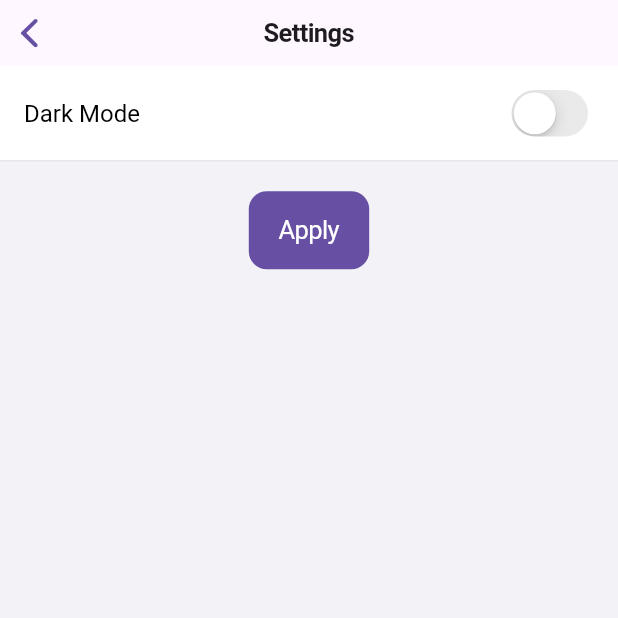
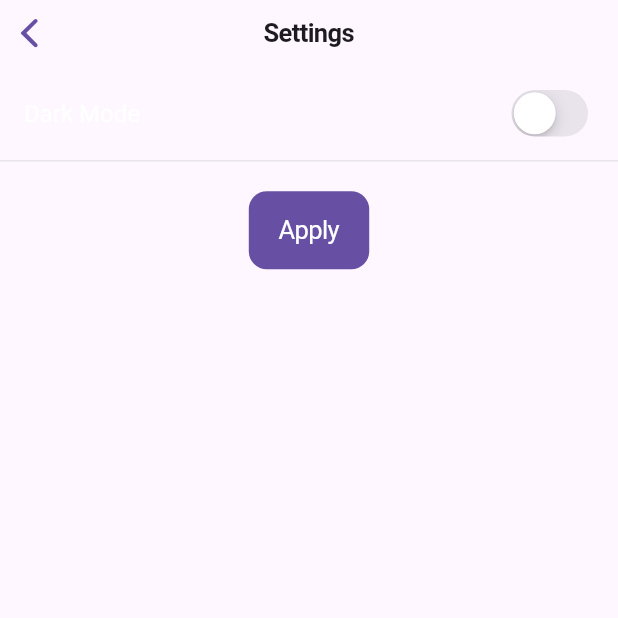
Before and after one commit to Chris-cod/LectorAI, a Flutter app: the HomePage screen opened directly with empty values, after a tap on the "settings" icon, on a phone screen of 412 x 824 dp, the top half of it. Run offline on Flutter 3.47's test engine with Material 3 defaults, Android fonts, the phone set to English and light mode, and no system bars; our stand-ins replace camera, shared_preferences; missing offline and left inert: dart:ffi, flutter_pdfview; accounts and stored records are empty; network calls fail.

Commit message:
edit the color in Home Page

```diff
--- a/lib/seiten/HomePage/home_page.dart
+++ b/lib/seiten/HomePage/home_page.dart
@@ -55,7 +55,7 @@ class _HomePageState extends State<HomePage> {
 
   AppBar _buildAppBar() {
     return AppBar(
-      backgroundColor: const Color(0xFF48CAE4),
+      //backgroundColor: const Color(0xFF48CAE4),
       leading: Padding(
         padding: const EdgeInsets.all(5.0),
         child: const Icon(Icons.person, size: 48.0),
@@ -79,16 +79,16 @@ class _HomePageState extends State<HomePage> {
 
   Widget _buildBody(BuildContext context) {
     return Container(
-      color: const Color(0xFF0077B6),
+      //color: const Color(0xFF0077B6),
       padding: const EdgeInsets.all(16.0),
       child: Column(
         crossAxisAlignment: CrossAxisAlignment.start,
         children: [
           const Text('Dokument einscannen', style: TextStyle(fontSize: 20, fontWeight: FontWeight.bold)),
-          const Divider(color: Colors.black),
+     //     const Divider(color: Colors.black),
           _buildCameraButton(),
           const Text('Betreute Klassen', style: TextStyle(fontSize: 20, fontWeight: FontWeight.bold)),
-          const Divider(color: Colors.black),
+    //      const Divider(color: Colors.black),
           _buildClassButtons(context),
         ],
       ),
@@ -112,7 +112,7 @@ class _HomePageState extends State<HomePage> {
             height: 130,
             padding: const EdgeInsets.all(5.0),
             decoration: BoxDecoration(
-              color: const Color(0xff48CAE4),
+          //    color: const Color(0xff48CAE4),
               borderRadius: BorderRadius.circular(20),
             ),
             child: const Center(child: Icon(Icons.camera_alt_rounded, size: cameraIconSize)),
@@ -148,8 +148,8 @@ class _HomePageState extends State<HomePage> {
         Navigator.push(context, MaterialPageRoute(builder: (context) => Schuelern(klasseId: id, token: widget.lehrer.tokenRaw, lehrerId: widget.lehrer.lehrerId, klasseName: label,)));
       },
       style: ElevatedButton.styleFrom(
-        foregroundColor: const Color.fromARGB(255, 0, 0, 0), // Textfarbe
-        backgroundColor: const Color(0xff48CAE4), // Hintergrundfarbe
+    //    foregroundColor: const Color.fromARGB(255, 0, 0, 0), // Textfarbe
+   //     backgroundColor: const Color(0xff48CAE4), // Hintergrundfarbe
         minimumSize: const Size(110, 110), // Minimale Größe
         shape: RoundedRectangleBorder(borderRadius: BorderRadius.circular(20)), // Abgerundete Ecken
       ),
@@ -159,7 +159,7 @@ class _HomePageState extends State<HomePage> {
 
   Widget build_setting(BuildContext context) {
     return Scaffold(
-      backgroundColor: const Color(0xFF0077B6),
+     // backgroundColor: const Color(0xFF0077B6),
       body: SafeArea(
         child: Column(
           mainAxisAlignment: MainAxisAlignment.center,
@@ -168,7 +168,7 @@ class _HomePageState extends State<HomePage> {
               'LectorAI',
               textAlign: TextAlign.center,
               style: TextStyle(
-                  color: Colors.white, // Anpassung der Textfarbe zu Weiß
+       //           color: Colors.white, // Anpassung der Textfarbe zu Weiß
                   fontSize: 66,
                   fontWeight: FontWeight.bold // Optional: Fettdruck hinzufügen
               ),
--- a/lib/seiten/Settings/settings_page.dart
+++ b/lib/seiten/Settings/settings_page.dart
@@ -25,10 +25,8 @@ class _SettingsPageState extends State<SettingsPage> {
     return CupertinoPageScaffold(
       navigationBar: CupertinoNavigationBar(
         middle: Text('Settings', style: TextStyle(color: Theme.of(context).textTheme.headlineMedium?.color)),
-        backgroundColor: CupertinoColors.systemGrey6,
+        //backgroundColor: CupertinoColors.systemGrey6,
       ),
-      child: Container(
-        color: CupertinoColors.systemGrey6,
       child: ListView(
         children: [
           buildThemeToggle(),
@@ -40,7 +38,6 @@ class _SettingsPageState extends State<SettingsPage> {
             ),
           ),
         ],
-        ),
       ),
     );
   }
@@ -89,7 +86,6 @@ class CupertinoListTile extends StatelessWidget {
     return Container(
       padding: const EdgeInsets.symmetric(vertical: 12, horizontal: 16),
       decoration: const BoxDecoration(
-        color: CupertinoColors.white,
         border: Border(
           bottom: BorderSide(
             color: CupertinoColors.systemGrey4,
@@ -103,7 +99,7 @@ class CupertinoListTile extends StatelessWidget {
           DefaultTextStyle(
             style: const TextStyle(
               fontSize: 16,
-              color: CupertinoColors.black,
+              //color: CupertinoColors.black,
             ),
             child: title,
           ),
```
Also changed, not shown: lib/seiten/Klasse/schuelern.dart (+11 -11 lines). Lines whose indentation alone changed are shown as unchanged.
